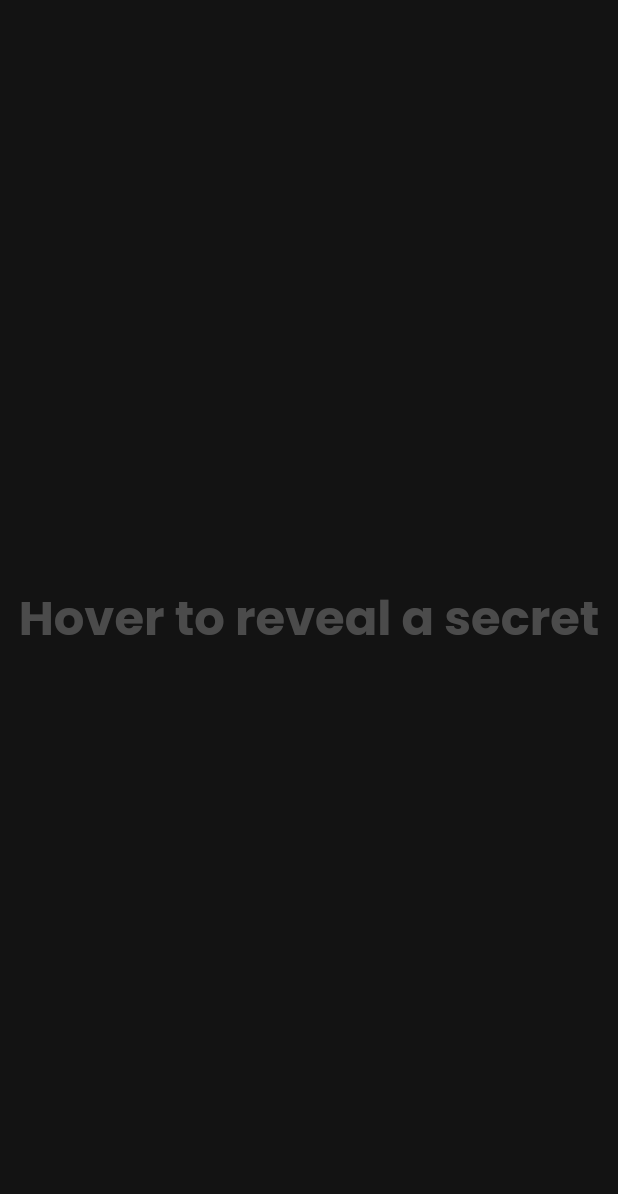
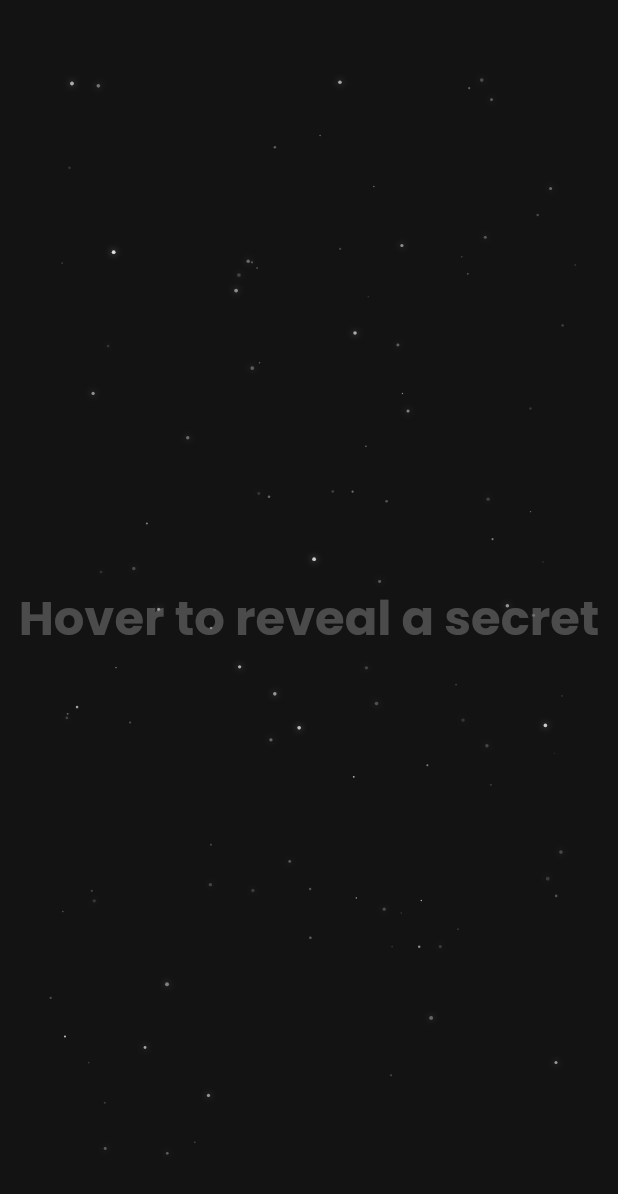
Before and after one commit to iamsohan100/Portfolio, a Flutter app: the AboutSecretDesktop widget shown alone on an empty page, opened directly, on a phone screen of 412 x 824 dp. Shown: the top 1194 px of the screen. Run offline on Flutter 3.47's test engine with Material 3 defaults, Android fonts, the phone set to English and light mode, and no system bars; our stand-ins replace font_awesome_flutter, get, google_fonts.

Commit message:
secret reveal

```diff
--- a/lib/feature/about/desktop/widgets/about_secret_desktop.dart
+++ b/lib/feature/about/desktop/widgets/about_secret_desktop.dart
@@ -1,44 +1,120 @@
+import 'dart:math' as math;
 import 'package:flutter/material.dart';
+import 'package:get/get.dart';
 import 'package:portfolio/core/constants/web_color.dart';
 import 'package:portfolio/core/utils/text/custom_text.dart';
+import 'package:portfolio/feature/about/controller/about_secret_controller.dart';
+import 'package:portfolio/feature/about/model/star_particle_model.dart';
 
-class AboutSecretDesktop extends StatefulWidget {
+class AboutSecretDesktop extends StatelessWidget {
   const AboutSecretDesktop({super.key});
 
   @override
-  State<AboutSecretDesktop> createState() => _AboutSecretState();
-}
+  Widget build(BuildContext context) {
+    final controller = Get.put(AboutSecretController());
 
-class _AboutSecretState extends State<AboutSecretDesktop> {
-  bool _isHovered = false;
-
-  @override
-  Widget build(BuildContext context) {
     return MouseRegion(
-      onEnter: (_) => setState(() => _isHovered = true),
-      onExit: (_) => setState(() => _isHovered = false),
+      onEnter: (_) => controller.onEnter(),
+      onExit: (_) => controller.onExit(),
       cursor: SystemMouseCursors.click,
+      child: ClipRRect(
+        borderRadius: BorderRadius.circular(20),
         child: Container(
           width: double.infinity,
           height: double.infinity,
           alignment: Alignment.center,
           color: Colors.transparent, // Ensures the entire area is hit-testable
-        child: AnimatedSwitcher(
+          child: Stack(
+            fit: StackFit.expand,
+            alignment: Alignment.center,
+            children: [
+              Positioned.fill(
+                child: Padding(
+                  padding: const EdgeInsets.symmetric(
+                    horizontal: 24,
+                    vertical: 50,
+                  ),
+                  child: AnimatedBuilder(
+                    animation: controller.animationController,
+                    builder: (context, child) {
+                      return CustomPaint(
+                        painter: _StarFieldPainter(
+                          stars: controller.stars,
+                          progress: controller.animationController.value,
+                        ),
+                      );
+                    },
+                  ),
+                ),
+              ),
+              Center(
+                child: Obx(
+                  () => AnimatedSwitcher(
                     duration: const Duration(milliseconds: 300),
                     child: CustomText(
-            key: ValueKey<bool>(_isHovered),
-            text: _isHovered
+                      key: ValueKey<bool>(controller.isHovered.value),
+                      text: controller.isHovered.value
                           ? "There are no secrets :)"
                           : "Hover to reveal a secret",
                       fontSize: 32,
                       fontWeight: FontWeight.w700,
                       isPoppin: true,
-            color: _isHovered
+                      color: controller.isHovered.value
                           ? WebColor.white
                           : WebColor.grey.withValues(alpha: 0.4),
+                    ),
+                  ),
+                ),
+              ),
+            ],
           ),
         ),
       ),
     );
   }
 }
+
+class _StarFieldPainter extends CustomPainter {
+  final List<StarParticleModel> stars;
+  final double progress;
+
+  _StarFieldPainter({required this.stars, required this.progress});
+
+  @override
+  void paint(Canvas canvas, Size size) {
+    for (final star in stars) {
+      double dx = (star.x + star.speedX * progress) % 1.0;
+      if (dx < 0) dx += 1.0;
+      double dy = (star.y + star.speedY * progress * 0.05) % 1.0;
+      if (dy < 0) dy += 1.0;
+
+      final posX = dx * size.width;
+      final posY = dy * size.height;
+
+      final twinkle = math.sin(
+        progress * math.pi * 2 * star.twinkleSpeed + star.twinklePhase,
+      );
+      final alphaMultiplier = 0.65 + 0.35 * twinkle;
+      final alpha = (star.baseAlpha * alphaMultiplier).clamp(0.0, 1.0);
+
+      // Delicate glow for larger star particles
+      if (star.size > 0.9) {
+        final glowPaint = Paint()
+          ..color = WebColor.white.withValues(alpha: alpha * 0.25)
+          ..maskFilter = const MaskFilter.blur(BlurStyle.normal, 2);
+        canvas.drawCircle(Offset(posX, posY), star.size * 1.6, glowPaint);
+      }
+
+      final starPaint = Paint()
+        ..color = WebColor.white.withValues(alpha: alpha)
+        ..style = PaintingStyle.fill;
+
+      canvas.drawCircle(Offset(posX, posY), star.size, starPaint);
+    }
+  }
+
+  @override
+  bool shouldRepaint(covariant _StarFieldPainter oldDelegate) {
+    return oldDelegate.progress != progress;
+  }
+}
--- /dev/null
+++ b/lib/feature/about/model/star_particle_model.dart
@@ -0,0 +1,21 @@
+class StarParticleModel {
+  final double x;
+  final double y;
+  final double size;
+  final double baseAlpha;
+  final double speedX;
+  final double speedY;
+  final double twinkleSpeed;
+  final double twinklePhase;
+
+  StarParticleModel({
+    required this.x,
+    required this.y,
+    required this.size,
+    required this.baseAlpha,
+    required this.speedX,
+    required this.speedY,
+    required this.twinkleSpeed,
+    required this.twinklePhase,
+  });
+}
```
Also changed, not shown: lib/feature/about/controller/about_secret_controller.dart (added, +48 -0 lines). Lines whose indentation alone changed are shown as unchanged.
